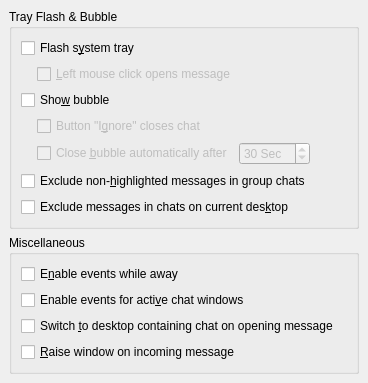
Before: the Qt Designer form kopete/config/behavior/behaviorconfig_events.ui in KDE/kopete, drawn with Qt 5.
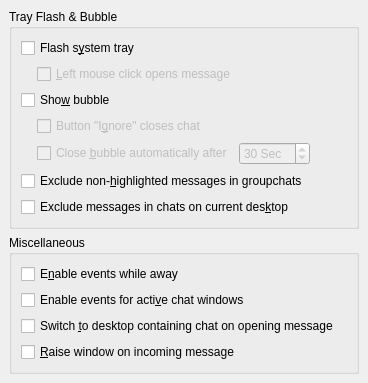
After: the same form once the commit is applied.

Diff of the .ui file:
```diff
--- a/kopete/config/behavior/behaviorconfig_events.ui
+++ b/kopete/config/behavior/behaviorconfig_events.ui
@@ -233,7 +233,7 @@
          <string>In very active group chats important messages can be singled out by excluding non-highlighted messages from notification.</string>
         </property>
         <property name="text" >
-         <string>Exclude non-&amp;highlighted messages in group chats</string>
+         <string>Exclude non-&amp;highlighted messages in groupchats</string>
         </property>
        </widget>
       </item>
```
Left out of the diff: 4 changed lines with no effect on the pictures.
